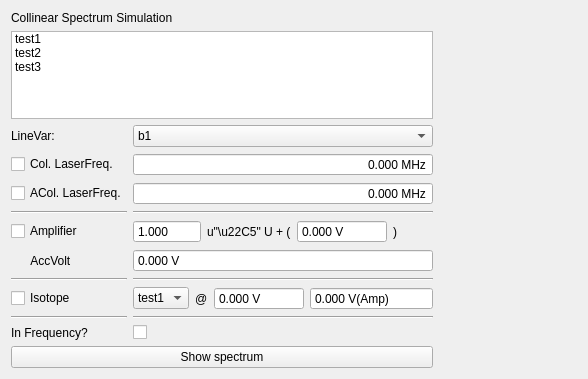
First picture: the form in PolliFit/source/Gui/Ui_Simulation.ui, repository lasersphere/Tilda, before the edit.
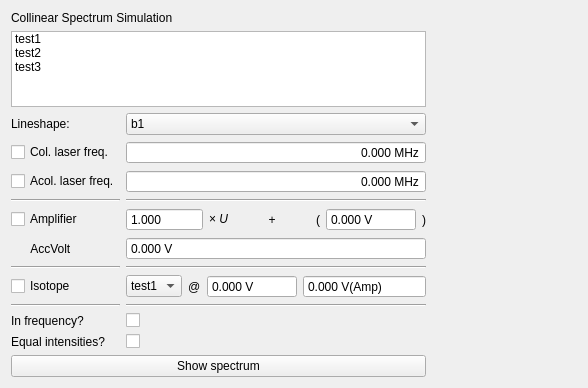
Second picture: the form after the edit.

Commit message: Updates for the Simulation tab of PolliFit.

```diff
--- a/PolliFit/source/Gui/Ui_Simulation.ui
+++ b/PolliFit/source/Gui/Ui_Simulation.ui
@@ -7,7 +7,7 @@
     <x>0</x>
     <y>0</y>
     <width>588</width>
-    <height>379</height>
+    <height>388</height>
    </rect>
   </property>
   <property name="windowTitle">
@@ -64,14 +64,7 @@
       </widget>
      </item>
      <item>
-      <layout class="QGridLayout" name="gridLayout" rowstretch="0,0,0,0,0,0,0,0,0,0">
-       <item row="9" column="0">
-        <widget class="QLabel" name="label_3">
-         <property name="text">
-          <string>In Frequency?</string>
-         </property>
-        </widget>
-       </item>
+      <layout class="QGridLayout" name="gridLayout" rowstretch="0,0,0,0,0,0,0,0,0,0,0,0">
        <item row="4" column="0">
         <widget class="QCheckBox" name="cAmplifier">
          <property name="text">
@@ -79,10 +72,17 @@
          </property>
         </widget>
        </item>
-       <item row="5" column="0">
-        <widget class="QLabel" name="label_6">
+       <item row="7" column="0">
+        <widget class="QCheckBox" name="cIso">
          <property name="text">
-          <string>      AccVolt</string>
+          <string>Isotope</string>
+         </property>
+        </widget>
+       </item>
+       <item row="8" column="0">
+        <widget class="Line" name="line_2">
+         <property name="orientation">
+          <enum>Qt::Horizontal</enum>
          </property>
         </widget>
        </item>
@@ -93,8 +93,162 @@
          </property>
         </widget>
        </item>
-       <item row="2" column="1">
-        <widget class="QDoubleSpinBox" name="dAcolFreq">
+       <item row="2" column="0">
+        <widget class="QCheckBox" name="cAcolFreq">
+         <property name="text">
+          <string>Acol. laser freq.</string>
+         </property>
+        </widget>
+       </item>
+       <item row="4" column="1">
+        <layout class="QHBoxLayout" name="horizontalLayout_3">
+         <item>
+          <widget class="QDoubleSpinBox" name="dAmpSlope">
+           <property name="sizePolicy">
+            <sizepolicy hsizetype="Expanding" vsizetype="Fixed">
+             <horstretch>0</horstretch>
+             <verstretch>0</verstretch>
+            </sizepolicy>
+           </property>
+           <property name="readOnly">
+            <bool>true</bool>
+           </property>
+           <property name="buttonSymbols">
+            <enum>QAbstractSpinBox::NoButtons</enum>
+           </property>
+           <property name="correctionMode">
+            <enum>QAbstractSpinBox::CorrectToNearestValue</enum>
+           </property>
+           <property name="suffix">
+            <string/>
+           </property>
+           <property name="decimals">
+            <number>3</number>
+           </property>
+           <property name="minimum">
+            <double>0.001000000000000</double>
+           </property>
+           <property name="maximum">
+            <double>99999.000000000000000</double>
+           </property>
+           <property name="singleStep">
+            <double>0.001000000000000</double>
+           </property>
+           <property name="value">
+            <double>1.000000000000000</double>
+           </property>
+          </widget>
+         </item>
+         <item>
+          <widget class="QLabel" name="label_4">
+           <property name="text">
+            <string>&lt;nobr&gt;&amp;times; &lt;i&gt;U&lt;/i&gt;&lt;/nobr&gt;</string>
+           </property>
+           <property name="alignment">
+            <set>Qt::AlignLeading|Qt::AlignLeft|Qt::AlignVCenter</set>
+           </property>
+          </widget>
+         </item>
+         <item>
+          <widget class="QLabel" name="label_9">
+           <property name="sizePolicy">
+            <sizepolicy hsizetype="Expanding" vsizetype="Preferred">
+             <horstretch>0</horstretch>
+             <verstretch>0</verstretch>
+            </sizepolicy>
+           </property>
+           <property name="text">
+            <string>+</string>
+           </property>
+           <property name="alignment">
+            <set>Qt::AlignCenter</set>
+           </property>
+          </widget>
+         </item>
+         <item>
+          <widget class="QLabel" name="label_8">
+           <property name="sizePolicy">
+            <sizepolicy hsizetype="Minimum" vsizetype="Preferred">
+             <horstretch>0</horstretch>
+             <verstretch>0</verstretch>
+            </sizepolicy>
+           </property>
+           <property name="text">
+            <string>(</string>
+           </property>
+           <property name="alignment">
+            <set>Qt::AlignRight|Qt::AlignTrailing|Qt::AlignVCenter</set>
+           </property>
+          </widget>
+         </item>
+         <item>
+          <widget class="QDoubleSpinBox" name="dAmpOff">
+           <property name="sizePolicy">
+            <sizepolicy hsizetype="Expanding" vsizetype="Fixed">
+             <horstretch>0</horstretch>
+             <verstretch>0</verstretch>
+            </sizepolicy>
+           </property>
+           <property name="readOnly">
+            <bool>true</bool>
+           </property>
+           <property name="buttonSymbols">
+            <enum>QAbstractSpinBox::NoButtons</enum>
+           </property>
+           <property name="correctionMode">
+            <enum>QAbstractSpinBox::CorrectToNearestValue</enum>
+           </property>
+           <property name="suffix">
+            <string> V</string>
+           </property>
+           <property name="decimals">
+            <number>3</number>
+           </property>
+           <property name="minimum">
+            <double>-9999999.000000000000000</double>
+           </property>
+           <property name="maximum">
+            <double>9999999.000000000000000</double>
+           </property>
+           <property name="singleStep">
+            <double>0.001000000000000</double>
+           </property>
+          </widget>
+         </item>
+         <item>
+          <widget class="QLabel" name="label_5">
+           <property name="sizePolicy">
+            <sizepolicy hsizetype="Minimum" vsizetype="Preferred">
+             <horstretch>0</horstretch>
+             <verstretch>0</verstretch>
+            </sizepolicy>
+           </property>
+           <property name="text">
+            <string>)</string>
+           </property>
+          </widget>
+         </item>
+        </layout>
+       </item>
+       <item row="6" column="1">
+        <widget class="Line" name="line_5">
+         <property name="orientation">
+          <enum>Qt::Horizontal</enum>
+         </property>
+        </widget>
+       </item>
+       <item row="0" column="0">
+        <widget class="QLabel" name="label_2">
+         <property name="text">
+          <string>Lineshape:</string>
+         </property>
+        </widget>
+       </item>
+       <item row="1" column="1">
+        <widget class="QDoubleSpinBox" name="dColFreq">
+         <property name="inputMethodHints">
+          <set>Qt::ImhFormattedNumbersOnly</set>
+         </property>
          <property name="alignment">
           <set>Qt::AlignRight|Qt::AlignTrailing|Qt::AlignVCenter</set>
          </property>
@@ -118,6 +272,20 @@
          </property>
         </widget>
        </item>
+       <item row="9" column="0">
+        <widget class="QLabel" name="label_3">
+         <property name="text">
+          <string>In frequency?</string>
+         </property>
+        </widget>
+       </item>
+       <item row="1" column="0">
+        <widget class="QCheckBox" name="cColFreq">
+         <property name="text">
+          <string>Col. laser freq.</string>
+         </property>
+        </widget>
+       </item>
        <item row="7" column="1">
         <layout class="QHBoxLayout" name="horizontalLayout_5">
          <item>
@@ -219,10 +387,45 @@
          </item>
         </layout>
        </item>
-       <item row="2" column="0">
-        <widget class="QCheckBox" name="cAcolFreq">
+       <item row="3" column="1">
+        <widget class="Line" name="line_6">
+         <property name="orientation">
+          <enum>Qt::Horizontal</enum>
+         </property>
+        </widget>
+       </item>
+       <item row="0" column="1">
+        <widget class="QComboBox" name="coLineVar">
+         <item>
+          <property name="text">
+           <string>b1</string>
+          </property>
+         </item>
+         <item>
+          <property name="text">
+           <string>b2</string>
+          </property>
+         </item>
+        </widget>
+       </item>
+       <item row="6" column="0">
+        <widget class="Line" name="line_3">
+         <property name="orientation">
+          <enum>Qt::Horizontal</enum>
+         </property>
+        </widget>
+       </item>
+       <item row="5" column="0">
+        <widget class="QLabel" name="label_6">
          <property name="text">
-          <string>ACol. LaserFreq.</string>
+          <string>      AccVolt</string>
+         </property>
+        </widget>
+       </item>
+       <item row="8" column="1">
+        <widget class="Line" name="line_4">
+         <property name="orientation">
+          <enum>Qt::Horizontal</enum>
          </property>
         </widget>
        </item>
@@ -233,55 +436,6 @@
          </property>
         </widget>
        </item>
-       <item row="8" column="0">
-        <widget class="Line" name="line_2">
-         <property name="orientation">
-          <enum>Qt::Horizontal</enum>
-         </property>
-        </widget>
-       </item>
-       <item row="1" column="1">
-        <widget class="QDoubleSpinBox" name="dColFreq">
-         <property name="inputMethodHints">
-          <set>Qt::ImhFormattedNumbersOnly</set>
-         </property>
-         <property name="alignment">
-          <set>Qt::AlignRight|Qt::AlignTrailing|Qt::AlignVCenter</set>
-         </property>
-         <property name="buttonSymbols">
-          <enum>QAbstractSpinBox::NoButtons</enum>
-         </property>
-         <property name="correctionMode">
-          <enum>QAbstractSpinBox::CorrectToNearestValue</enum>
-         </property>
-         <property name="suffix">
-          <string> MHz</string>
-         </property>
-         <property name="decimals">
-          <number>3</number>
-         </property>
-         <property name="maximum">
-          <double>999999999999999.000000000000000</double>
-         </property>
-         <property name="singleStep">
-          <double>0.001000000000000</double>
-         </property>
-        </widget>
-       </item>
-       <item row="0" column="0">
-        <widget class="QLabel" name="label_2">
-         <property name="text">
-          <string>LineVar:</string>
-         </property>
-        </widget>
-       </item>
-       <item row="1" column="0">
-        <widget class="QCheckBox" name="cColFreq">
-         <property name="text">
-          <string>Col. LaserFreq.</string>
-         </property>
-        </widget>
-       </item>
        <item row="5" column="1">
         <widget class="QDoubleSpinBox" name="dAccVolt">
          <property name="readOnly">
@@ -307,129 +461,42 @@
          </property>
         </widget>
        </item>
-       <item row="4" column="1">
-        <layout class="QHBoxLayout" name="horizontalLayout_3">
-         <item>
-          <widget class="QDoubleSpinBox" name="dAmpSlope">
-           <property name="readOnly">
-            <bool>true</bool>
-           </property>
-           <property name="buttonSymbols">
-            <enum>QAbstractSpinBox::NoButtons</enum>
-           </property>
-           <property name="correctionMode">
-            <enum>QAbstractSpinBox::CorrectToNearestValue</enum>
-           </property>
-           <property name="suffix">
-            <string/>
-           </property>
-           <property name="decimals">
-            <number>3</number>
-           </property>
-           <property name="minimum">
-            <double>0.001000000000000</double>
-           </property>
-           <property name="maximum">
-            <double>99999.000000000000000</double>
-           </property>
-           <property name="singleStep">
-            <double>0.001000000000000</double>
-           </property>
-           <property name="value">
-            <double>1.000000000000000</double>
-           </property>
-          </widget>
-         </item>
-         <item>
-          <widget class="QLabel" name="label_4">
-           <property name="text">
-            <string>u&quot;\u22C5&quot; U + (</string>
-           </property>
-          </widget>
-         </item>
-         <item>
-          <widget class="QDoubleSpinBox" name="dAmpOff">
-           <property name="readOnly">
-            <bool>true</bool>
-           </property>
-           <property name="buttonSymbols">
-            <enum>QAbstractSpinBox::NoButtons</enum>
-           </property>
-           <property name="correctionMode">
-            <enum>QAbstractSpinBox::CorrectToNearestValue</enum>
-           </property>
-           <property name="suffix">
-            <string> V</string>
-           </property>
-           <property name="decimals">
-            <number>3</number>
-           </property>
-           <property name="minimum">
-            <double>-9999999.000000000000000</double>
-           </property>
-           <property name="maximum">
-            <double>9999999.000000000000000</double>
-           </property>
-           <property name="singleStep">
-            <double>0.001000000000000</double>
-           </property>
-          </widget>
-         </item>
-         <item>
-          <widget class="QLabel" name="label_5">
-           <property name="text">
-            <string>)</string>
-           </property>
-          </widget>
-         </item>
-        </layout>
-       </item>
-       <item row="0" column="1">
-        <widget class="QComboBox" name="coLineVar">
-         <item>
-          <property name="text">
-           <string>b1</string>
-          </property>
-         </item>
-         <item>
-          <property name="text">
-           <string>b2</string>
-          </property>
-         </item>
-        </widget>
-       </item>
-       <item row="6" column="0">
-        <widget class="Line" name="line_3">
-         <property name="orientation">
-          <enum>Qt::Horizontal</enum>
+       <item row="2" column="1">
+        <widget class="QDoubleSpinBox" name="dAcolFreq">
+         <property name="alignment">
+          <set>Qt::AlignRight|Qt::AlignTrailing|Qt::AlignVCenter</set>
          </property>
-        </widget>
-       </item>
-       <item row="7" column="0">
-        <widget class="QCheckBox" name="cIso">
-         <property name="text">
-          <string>Isotope</string>
+         <property name="buttonSymbols">
+          <enum>QAbstractSpinBox::NoButtons</enum>
          </property>
-        </widget>
-       </item>
-       <item row="8" column="1">
-        <widget class="Line" name="line_4">
-         <property name="orientation">
-          <enum>Qt::Horizontal</enum>
+         <property name="correctionMode">
+          <enum>QAbstractSpinBox::CorrectToNearestValue</enum>
          </property>
+         <property name="suffix">
+          <string> MHz</string>
+         </property>
+         <property name="decimals">
+          <number>3</number>
+         </property>
+         <property name="maximum">
+          <double>999999999999999.000000000000000</double>
+         </property>
+         <property name="singleStep">
+          <double>0.001000000000000</double>
+         </property>
         </widget>
        </item>
-       <item row="6" column="1">
-        <widget class="Line" name="line_5">
-         <property name="orientation">
-          <enum>Qt::Horizontal</enum>
+       <item row="10" column="1">
+        <widget class="QCheckBox" name="cNorm">
+         <property name="text">
+          <string/>
          </property>
         </widget>
        </item>
-       <item row="3" column="1">
-        <widget class="Line" name="line_6">
-         <property name="orientation">
-          <enum>Qt::Horizontal</enum>
+       <item row="10" column="0">
+        <widget class="QLabel" name="label_10">
+         <property name="text">
+          <string>Equal intensities?</string>
          </property>
         </widget>
        </item>
```
The commit also changes 5 other files.
